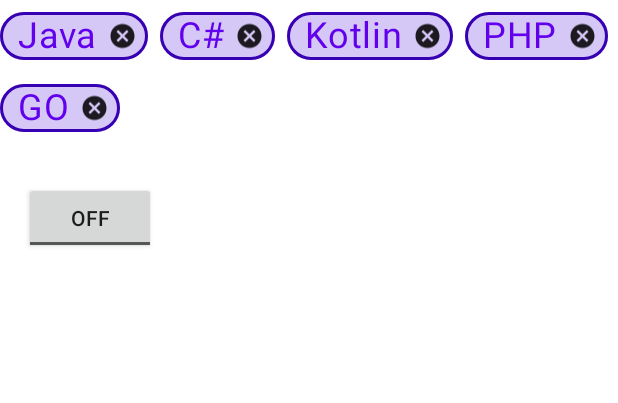
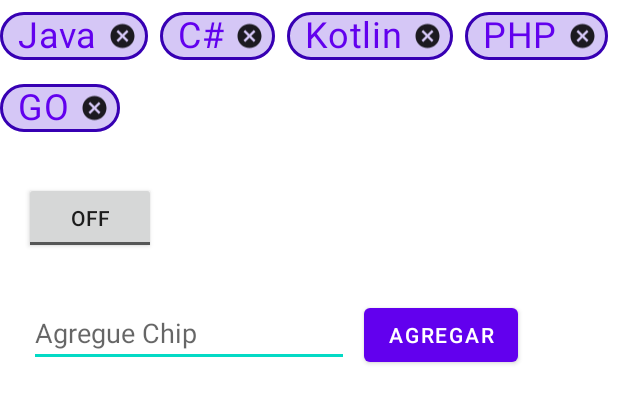
Before and after one commit to heltonsmith/EjemploChipToogleButton, an Android app: the layout activity_main.xml on its own in the app's theme, with its tools: preview values and no code run, on a phone screen of 412 x 824 dp. Shown: the top 403 px of the screen. Run offline under Robolectric (Android 15) with nearby library versions, the phone set to English and light mode, and no system bars.

Commit message:
Agregué un EditText y un Button para agregar Chip

```diff
--- a/app/src/main/res/layout/activity_main.xml
+++ b/app/src/main/res/layout/activity_main.xml
@@ -61,4 +61,25 @@
         app:layout_constraintStart_toStartOf="parent"
         app:layout_constraintTop_toBottomOf="@+id/chipGrupo" />
 
+    <EditText
+        android:id="@+id/txtChip"
+        android:layout_width="wrap_content"
+        android:layout_height="wrap_content"
+        android:layout_marginStart="19dp"
+        android:layout_marginTop="30dp"
+        android:ems="10"
+        android:hint="Agregue Chip"
+        android:inputType="textPersonName"
+        app:layout_constraintStart_toStartOf="parent"
+        app:layout_constraintTop_toBottomOf="@+id/toggleButton" />
+
+    <Button
+        android:id="@+id/btnAgregar"
+        android:layout_width="wrap_content"
+        android:layout_height="wrap_content"
+        android:layout_marginStart="10dp"
+        android:text="Agregar"
+        app:layout_constraintBaseline_toBaselineOf="@+id/txtChip"
+        app:layout_constraintStart_toEndOf="@+id/txtChip" />
+
 </androidx.constraintlayout.widget.ConstraintLayout>
--- /dev/null
+++ b/app/src/main/res/layout/chip_recurso.xml
@@ -0,0 +1,6 @@
+<?xml version="1.0" encoding="utf-8"?>
+<com.google.android.material.chip.Chip
+    xmlns:android="http://schemas.android.com/apk/res/android"
+    style="@style/myChipTema"
+    android:layout_width="wrap_content"
+    android:layout_height="wrap_content" />
```
Also changed, not shown: app/src/main/java/com/heltonbustos/ejemplochiptooglebutton/MainActivity.kt (+8 -0 lines).
